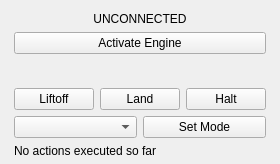
Above: src/ui/UASControl.ui from mavlink/qgroundcontrol before the change. Below: the same form after it.
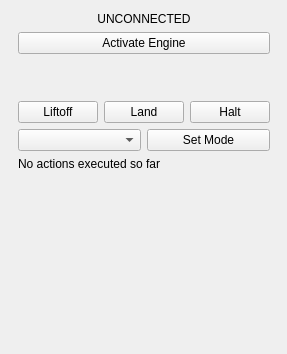
That is the form after the change. Icons and pictures are not drawn.

```diff
--- a/src/ui/UASControl.ui
+++ b/src/ui/UASControl.ui
@@ -6,20 +6,20 @@
    <rect>
     <x>0</x>
     <y>0</y>
-    <width>280</width>
-    <height>164</height>
+    <width>287</width>
+    <height>354</height>
    </rect>
   </property>
   <property name="minimumSize">
    <size>
     <width>280</width>
-    <height>130</height>
+    <height>170</height>
    </size>
   </property>
   <property name="windowTitle">
    <string>Form</string>
   </property>
-  <layout class="QGridLayout" name="gridLayout" rowminimumheight="5,10,10,0,10,5,0">
+  <layout class="QGridLayout" name="gridLayout" rowminimumheight="10,20,0,10,10,10,300">
    <property name="leftMargin">
     <number>6</number>
    </property>
@@ -60,7 +60,7 @@
      <property name="sizeHint" stdset="0">
       <size>
        <width>20</width>
-       <height>0</height>
+       <height>2</height>
       </size>
      </property>
     </spacer>
```
